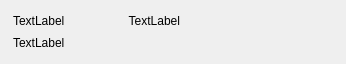
Before: the Qt Designer form src/gui/ui/transactionframe.ui in cryptonotefoundation/cryptonotewallet, drawn with Qt 5.
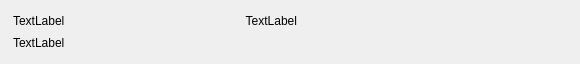
After: the same form once the commit is applied.

Patch:
```diff
--- a/src/gui/ui/transactionframe.ui
+++ b/src/gui/ui/transactionframe.ui
@@ -6,7 +6,7 @@
    <rect>
     <x>0</x>
     <y>0</y>
-    <width>346</width>
+    <width>580</width>
     <height>64</height>
    </rect>
   </property>
@@ -18,7 +18,7 @@
   </property>
   <property name="maximumSize">
    <size>
-    <width>540</width>
+    <width>600</width>
     <height>64</height>
    </size>
   </property>
```
